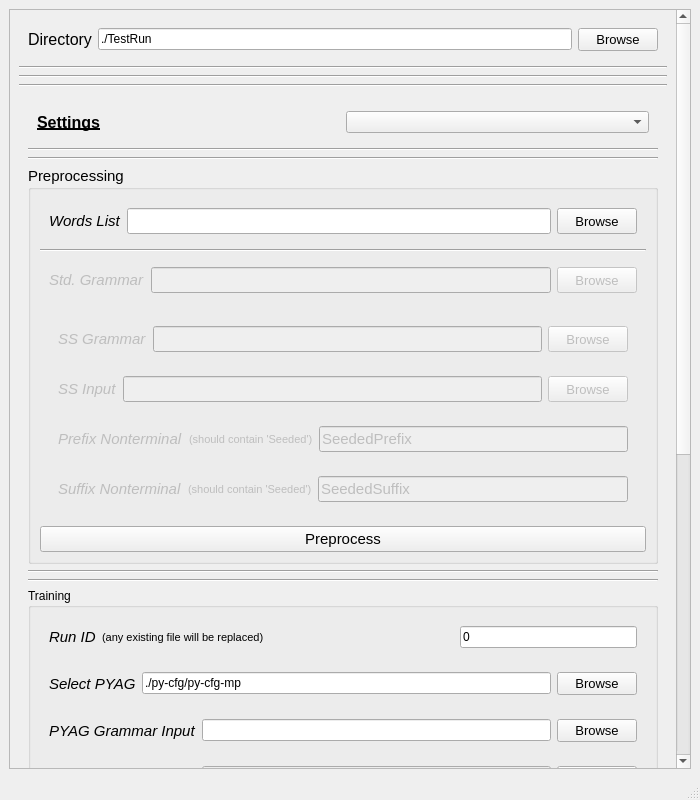
This is app.ui in NLPRL/EP-2020-Unsupervised-Morphological-Segmentation as Qt 5 draws it before an edit. The edited form follows.
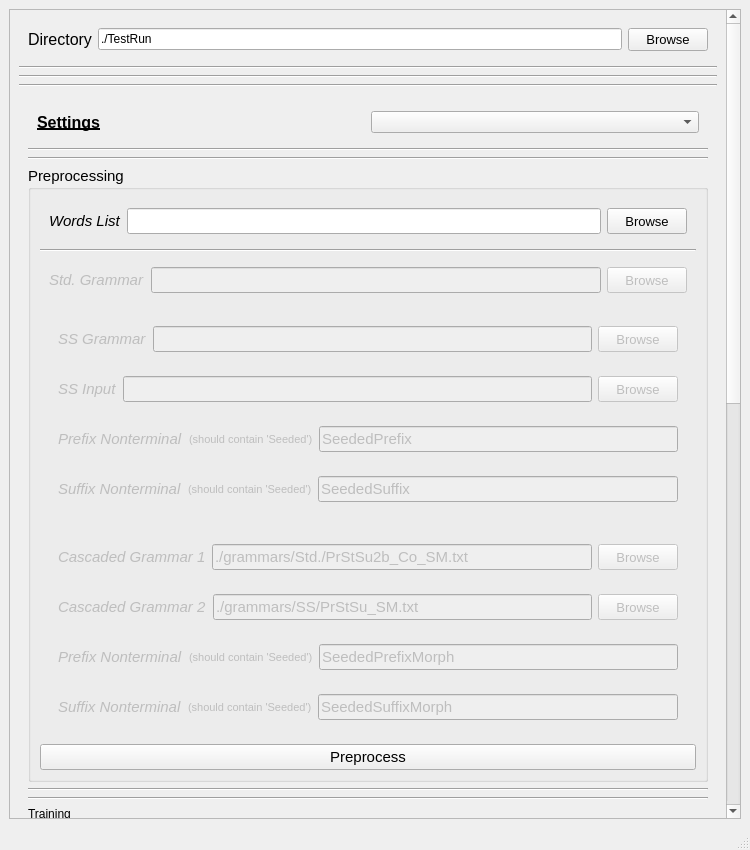
This is the edited form.

```diff
--- a/app.ui
+++ b/app.ui
@@ -6,14 +6,14 @@
    <rect>
     <x>0</x>
     <y>0</y>
-    <width>700</width>
-    <height>800</height>
+    <width>750</width>
+    <height>850</height>
    </rect>
   </property>
   <property name="minimumSize">
    <size>
-    <width>700</width>
-    <height>700</height>
+    <width>400</width>
+    <height>500</height>
    </size>
   </property>
   <property name="maximumSize">
@@ -29,7 +29,7 @@
    <bool>false</bool>
   </property>
   <widget class="QWidget" name="centralwidget">
-   <layout class="QHBoxLayout" name="horizontalLayout_18">
+   <layout class="QHBoxLayout" name="horizontalLayout_25">
     <item>
      <widget class="QScrollArea" name="scrollArea">
       <property name="widgetResizable">
@@ -39,9 +39,9 @@
        <property name="geometry">
         <rect>
          <x>0</x>
-         <y>-8</y>
-         <width>667</width>
-         <height>1437</height>
+         <y>-1006</y>
+         <width>717</width>
+         <height>1865</height>
         </rect>
        </property>
        <layout class="QVBoxLayout" name="verticalLayout_7">
@@ -557,6 +557,245 @@
                 </layout>
                </widget>
               </item>
+              <item>
+               <widget class="QWidget" name="widgetCascadedOnly" native="true">
+                <property name="enabled">
+                 <bool>false</bool>
+                </property>
+                <layout class="QVBoxLayout" name="verticalLayout_9">
+                 <item>
+                  <widget class="QWidget" name="widgetCascadedGrammar_1" native="true">
+                   <layout class="QHBoxLayout" name="horizontalLayout_18">
+                    <item>
+                     <widget class="QLabel" name="labelCascadedGrammar_1">
+                      <property name="font">
+                       <font>
+                        <pointsize>11</pointsize>
+                        <weight>50</weight>
+                        <italic>true</italic>
+                        <bold>false</bold>
+                        <underline>false</underline>
+                       </font>
+                      </property>
+                      <property name="statusTip">
+                       <string>Select Grammar for first run (a Std. Grammar)</string>
+                      </property>
+                      <property name="text">
+                       <string>Cascaded Grammar 1</string>
+                      </property>
+                     </widget>
+                    </item>
+                    <item>
+                     <widget class="QLineEdit" name="edit_cascaded_grammar_path_1">
+                      <property name="sizePolicy">
+                       <sizepolicy hsizetype="Expanding" vsizetype="Fixed">
+                        <horstretch>0</horstretch>
+                        <verstretch>0</verstretch>
+                       </sizepolicy>
+                      </property>
+                      <property name="statusTip">
+                       <string>Grammar 1 file path</string>
+                      </property>
+                      <property name="text">
+                       <string>./grammars/Std./PrStSu2b_Co_SM.txt</string>
+                      </property>
+                     </widget>
+                    </item>
+                    <item>
+                     <widget class="QPushButton" name="browseGrammarCascaded_1">
+                      <property name="sizePolicy">
+                       <sizepolicy hsizetype="Minimum" vsizetype="Expanding">
+                        <horstretch>0</horstretch>
+                        <verstretch>0</verstretch>
+                       </sizepolicy>
+                      </property>
+                      <property name="font">
+                       <font>
+                        <pointsize>10</pointsize>
+                       </font>
+                      </property>
+                      <property name="statusTip">
+                       <string>Browse Files</string>
+                      </property>
+                      <property name="text">
+                       <string>Browse</string>
+                      </property>
+                     </widget>
+                    </item>
+                   </layout>
+                  </widget>
+                 </item>
+                 <item>
+                  <widget class="QWidget" name="widgetCascadedGrammar_2" native="true">
+                   <property name="sizePolicy">
+                    <sizepolicy hsizetype="Preferred" vsizetype="Preferred">
+                     <horstretch>0</horstretch>
+                     <verstretch>0</verstretch>
+                    </sizepolicy>
+                   </property>
+                   <layout class="QHBoxLayout" name="horizontalLayout_19">
+                    <item>
+                     <widget class="QLabel" name="labelCascadedGrammar_2">
+                      <property name="font">
+                       <font>
+                        <pointsize>11</pointsize>
+                        <weight>50</weight>
+                        <italic>true</italic>
+                        <bold>false</bold>
+                        <underline>false</underline>
+                       </font>
+                      </property>
+                      <property name="statusTip">
+                       <string>Select Grammar for second run (a SS Grammar)</string>
+                      </property>
+                      <property name="text">
+                       <string>Cascaded Grammar 2</string>
+                      </property>
+                     </widget>
+                    </item>
+                    <item>
+                     <widget class="QLineEdit" name="edit_cascaded_grammar_path_2">
+                      <property name="statusTip">
+                       <string>Grammar 2 file path</string>
+                      </property>
+                      <property name="text">
+                       <string>./grammars/SS/PrStSu_SM.txt</string>
+                      </property>
+                     </widget>
+                    </item>
+                    <item>
+                     <widget class="QPushButton" name="browseGrammarCascaded_2">
+                      <property name="sizePolicy">
+                       <sizepolicy hsizetype="Minimum" vsizetype="Expanding">
+                        <horstretch>0</horstretch>
+                        <verstretch>0</verstretch>
+                       </sizepolicy>
+                      </property>
+                      <property name="font">
+                       <font>
+                        <pointsize>10</pointsize>
+                       </font>
+                      </property>
+                      <property name="statusTip">
+                       <string>Browse Files</string>
+                      </property>
+                      <property name="text">
+                       <string>Browse</string>
+                      </property>
+                     </widget>
+                    </item>
+                   </layout>
+                  </widget>
+                 </item>
+                 <item>
+                  <widget class="QWidget" name="widgetPrefixNonterminal_2" native="true">
+                   <property name="sizePolicy">
+                    <sizepolicy hsizetype="Preferred" vsizetype="Preferred">
+                     <horstretch>0</horstretch>
+                     <verstretch>0</verstretch>
+                    </sizepolicy>
+                   </property>
+                   <layout class="QHBoxLayout" name="horizontalLayout_20">
+                    <item>
+                     <widget class="QLabel" name="labelPrefixNonterminal_2">
+                      <property name="font">
+                       <font>
+                        <pointsize>11</pointsize>
+                        <weight>50</weight>
+                        <italic>true</italic>
+                        <bold>false</bold>
+                        <underline>false</underline>
+                       </font>
+                      </property>
+                      <property name="statusTip">
+                       <string>Prefices are seeded into this nonterminal (Grammar 2)</string>
+                      </property>
+                      <property name="text">
+                       <string>Prefix Nonterminal</string>
+                      </property>
+                     </widget>
+                    </item>
+                    <item>
+                     <widget class="QLabel" name="label_6">
+                      <property name="font">
+                       <font>
+                        <pointsize>8</pointsize>
+                       </font>
+                      </property>
+                      <property name="text">
+                       <string>(should contain 'Seeded')</string>
+                      </property>
+                     </widget>
+                    </item>
+                    <item>
+                     <widget class="QLineEdit" name="edit_prefix_nonterminal_2">
+                      <property name="statusTip">
+                       <string>which nonterminal the prefixes should be seeded into</string>
+                      </property>
+                      <property name="text">
+                       <string>SeededPrefixMorph</string>
+                      </property>
+                     </widget>
+                    </item>
+                   </layout>
+                  </widget>
+                 </item>
+                 <item>
+                  <widget class="QWidget" name="widgetSuffixNonterminal_2" native="true">
+                   <property name="sizePolicy">
+                    <sizepolicy hsizetype="Preferred" vsizetype="Preferred">
+                     <horstretch>0</horstretch>
+                     <verstretch>0</verstretch>
+                    </sizepolicy>
+                   </property>
+                   <layout class="QHBoxLayout" name="horizontalLayout_21">
+                    <item>
+                     <widget class="QLabel" name="labelSuffixNonterminal_2">
+                      <property name="font">
+                       <font>
+                        <pointsize>11</pointsize>
+                        <weight>50</weight>
+                        <italic>true</italic>
+                        <bold>false</bold>
+                        <underline>false</underline>
+                       </font>
+                      </property>
+                      <property name="statusTip">
+                       <string>Suffices are seeded into this nonterminal (Grammar 2)</string>
+                      </property>
+                      <property name="text">
+                       <string>Suffix Nonterminal</string>
+                      </property>
+                     </widget>
+                    </item>
+                    <item>
+                     <widget class="QLabel" name="label_7">
+                      <property name="font">
+                       <font>
+                        <pointsize>8</pointsize>
+                       </font>
+                      </property>
+                      <property name="text">
+                       <string>(should contain 'Seeded')</string>
+                      </property>
+                     </widget>
+                    </item>
+                    <item>
+                     <widget class="QLineEdit" name="edit_suffix_nonterminal_2">
+                      <property name="statusTip">
+                       <string>which nonterminal the suffixes should be seeded into</string>
+                      </property>
+                      <property name="text">
+                       <string>SeededSuffixMorph</string>
+                      </property>
+                     </widget>
+                    </item>
+                   </layout>
+                  </widget>
+                 </item>
+                </layout>
+               </widget>
+              </item>
               <item>
                <widget class="QPushButton" name="pushButtonPreprocess">
                 <property name="font">
@@ -625,7 +864,7 @@
                     </font>
                    </property>
                    <property name="statusTip">
-                    <string>All the files generated for this run will begin with this ID</string>
+                    <string>All the files generated for this run will begin with this ID (ID+'.1' for cascaded 2nd run)</string>
                    </property>
                    <property name="text">
                     <string>Run ID</string>
@@ -800,6 +1039,153 @@
                 </layout>
                </widget>
               </item>
+              <item>
+               <widget class="QWidget" name="widgetCascadedSettings" native="true">
+                <property name="enabled">
+                 <bool>false</bool>
+                </property>
+                <layout class="QVBoxLayout" name="verticalLayout_10">
+                 <item>
+                  <widget class="QWidget" name="widgetPYAGGrammarInput_2" native="true">
+                   <property name="sizePolicy">
+                    <sizepolicy hsizetype="Preferred" vsizetype="Preferred">
+                     <horstretch>0</horstretch>
+                     <verstretch>0</verstretch>
+                    </sizepolicy>
+                   </property>
+                   <layout class="QHBoxLayout" name="horizontalLayout_23">
+                    <item>
+                     <widget class="QLabel" name="labelGrammarInput_2">
+                      <property name="font">
+                       <font>
+                        <pointsize>11</pointsize>
+                        <weight>50</weight>
+                        <italic>true</italic>
+                        <bold>false</bold>
+                        <underline>false</underline>
+                       </font>
+                      </property>
+                      <property name="statusTip">
+                       <string>(Automatic) Grammar 2 Input for PYAG sampler (only for cascaded grammar)</string>
+                      </property>
+                      <property name="text">
+                       <string>PYAG Grammar 2 Input</string>
+                      </property>
+                     </widget>
+                    </item>
+                    <item>
+                     <widget class="QLineEdit" name="edit_pyag_input_grammar_path_2">
+                      <property name="statusTip">
+                       <string>PYAG Grammar 2 Input file path (will be decided automatically)</string>
+                      </property>
+                      <property name="readOnly">
+                       <bool>true</bool>
+                      </property>
+                     </widget>
+                    </item>
+                   </layout>
+                  </widget>
+                 </item>
+                 <item>
+                  <widget class="QWidget" name="widgetNumberofAffixes" native="true">
+                   <layout class="QHBoxLayout" name="horizontalLayout_24">
+                    <item>
+                     <widget class="QLabel" name="labelNumberofAffixes">
+                      <property name="font">
+                       <font>
+                        <pointsize>11</pointsize>
+                        <weight>50</weight>
+                        <italic>true</italic>
+                        <bold>false</bold>
+                        <underline>false</underline>
+                       </font>
+                      </property>
+                      <property name="statusTip">
+                       <string>Maximum number of Affixes (Prefixes + Suffixes) to copy from the first run</string>
+                      </property>
+                      <property name="text">
+                       <string>Limit for number of Affixes to copy</string>
+                      </property>
+                     </widget>
+                    </item>
+                    <item>
+                     <widget class="QLabel" name="label_8">
+                      <property name="font">
+                       <font>
+                        <pointsize>8</pointsize>
+                       </font>
+                      </property>
+                      <property name="text">
+                       <string>( which are used as seeds for 2nd run)</string>
+                      </property>
+                     </widget>
+                    </item>
+                    <item>
+                     <widget class="QSpinBox" name="spinBoxNumberofAffixes">
+                      <property name="statusTip">
+                       <string>Enter the upper limit for number of affixes to copy</string>
+                      </property>
+                      <property name="buttonSymbols">
+                       <enum>QAbstractSpinBox::PlusMinus</enum>
+                      </property>
+                      <property name="maximum">
+                       <number>100</number>
+                      </property>
+                      <property name="singleStep">
+                       <number>5</number>
+                      </property>
+                      <property name="value">
+                       <number>10</number>
+                      </property>
+                     </widget>
+                    </item>
+                   </layout>
+                  </widget>
+                 </item>
+                 <item>
+                  <widget class="QWidget" name="widgetCascadedGrammarRegex" native="true">
+                   <property name="sizePolicy">
+                    <sizepolicy hsizetype="Preferred" vsizetype="Preferred">
+                     <horstretch>0</horstretch>
+                     <verstretch>0</verstretch>
+                    </sizepolicy>
+                   </property>
+                   <layout class="QHBoxLayout" name="horizontalLayout_22">
+                    <item>
+                     <widget class="QLabel" name="labelNonterminalRegex">
+                      <property name="font">
+                       <font>
+                        <pointsize>11</pointsize>
+                        <weight>50</weight>
+                        <italic>true</italic>
+                        <bold>false</bold>
+                        <underline>false</underline>
+                       </font>
+                      </property>
+                      <property name="statusTip">
+                       <string>Regular expression that specifies which affixes to copy from the segmentation output</string>
+                      </property>
+                      <property name="text">
+                       <string>Nonterminal Regex</string>
+                      </property>
+                     </widget>
+                    </item>
+                    <item>
+                     <widget class="QLineEdit" name="edit_nonterminal_regex">
+                      <property name="statusTip">
+                       <string>Regex in the given format only (A|B)</string>
+                      </property>
+                      <property name="text">
+                       <string>(Prefix|Suffix)</string>
+                      </property>
+                     </widget>
+                    </item>
+                   </layout>
+                  </widget>
+                 </item>
+                </layout>
+               </widget>
+              </item>
               <item>
                <widget class="QWidget" name="widgetPYAGWordListInput" native="true">
                 <property name="sizePolicy">
@@ -893,7 +1279,7 @@
                     <number>10000</number>
                    </property>
                    <property name="singleStep">
-                    <number>100</number>
+                    <number>50</number>
                    </property>
                   </widget>
                  </item>
```
